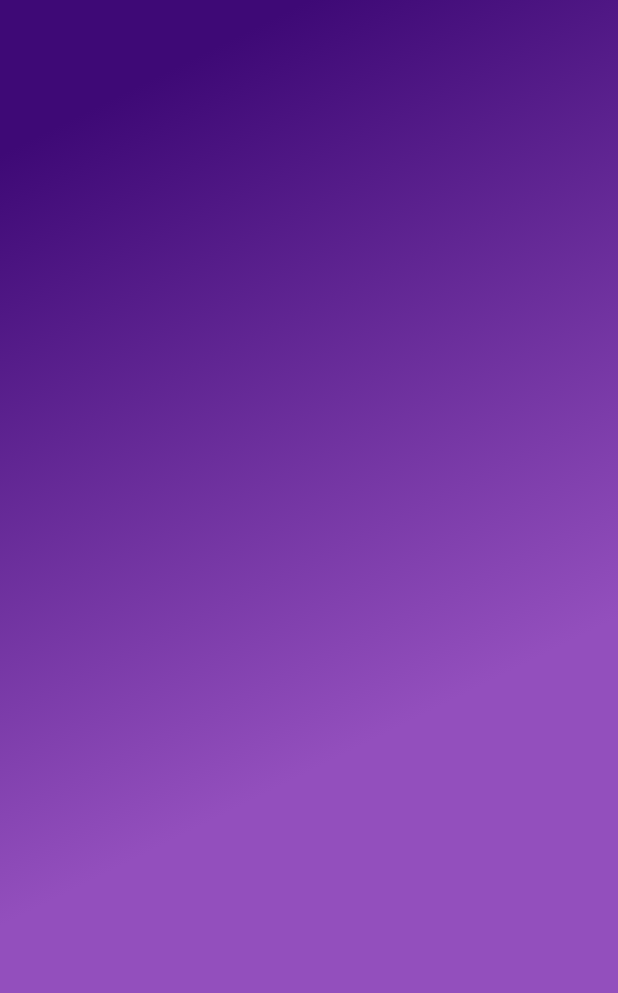
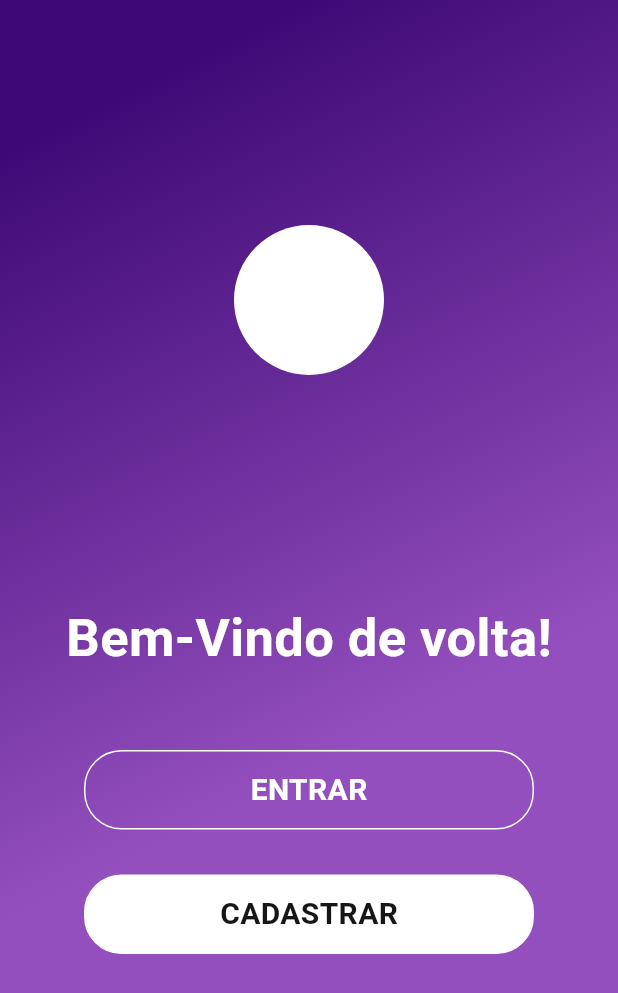
Before and after one commit to gabbwxhz/culture-app, a Flutter app: the screen it shows after launch, on a phone screen of 412 x 824 dp. Shown: the top 993 px of the screen. Run offline on Flutter 3.47's test engine with Material 3 defaults, Android fonts, the phone set to English and light mode, and no system bars; generated files the repository leaves out were written again.

Commit message:
inicializado tela inicial

```diff
--- a/lib/main.dart
+++ b/lib/main.dart
@@ -1,6 +1,9 @@
 // ignore_for_file: prefer_const_literals_to_create_immutables, prefer_const_constructors
 
+import 'package:culture_app/utils/global.colors.dart';
 import 'package:flutter/material.dart';
+
+import 'view/login.dart';
 
 void main() {
   runApp(MaterialApp(
@@ -15,12 +18,81 @@ class HomePage extends StatelessWidget {
   Widget build(BuildContext context) {
     return Scaffold(
       body: Container(
+        height: double.infinity,
+        width: double.infinity,
         decoration: BoxDecoration(
           gradient: LinearGradient(
             begin: Alignment.topCenter,
             colors: [Color(0xFF3E0976), Color(0xFF934FBD)],
           ),
         ),
+        child: Column(
+          children: [
+            Padding(
+              padding: EdgeInsets.only(top: 150.0),
+              child: CircleAvatar(
+                radius: 50,
+                backgroundColor: Colors.white,
+              ),
+            ),
+            SizedBox(
+              height: 150,
+            ),
+            Text(
+              "Bem-Vindo de volta!",
+              style: TextStyle(
+                  fontSize: 35,
+                  color: GlobalColors.white,
+                  fontWeight: FontWeight.bold),
+            ),
+            SizedBox(
+              height: 50,
+            ),
+            GestureDetector(
+              onTap: () {
+                Navigator.push(context,
+                    MaterialPageRoute(builder: (context) => LoginScreen()));
+              },
+              child: Container(
+                height: 53,
+                width: 300,
+                decoration: BoxDecoration(
+                    border: Border.all(color: Colors.white),
+                    borderRadius: BorderRadius.circular(25)),
+                child: Center(
+                  child: Text(
+                    'ENTRAR',
+                    style: TextStyle(
+                        fontSize: 20,
+                        fontWeight: FontWeight.bold,
+                        color: GlobalColors.white),
+                  ),
+                ),
+              ),
+            ),
+            SizedBox(
+              height: 30,
+            ),
+            Container(
+              height: 53,
+              width: 300,
+              decoration: BoxDecoration(
+                  color: GlobalColors.white,
+                  border: Border.all(color: Colors.white),
+                  borderRadius: BorderRadius.circular(25)),
+              child: Center(
+                child: Text(
+                  'CADASTRAR',
+                  style: TextStyle(
+                      fontSize: 20,
+                      fontWeight: FontWeight.bold,
+                      color: GlobalColors.black),
+                ),
+              ),
+            ),
+            Spacer()
+          ],
+        ),
       ),
     );
   }
```
